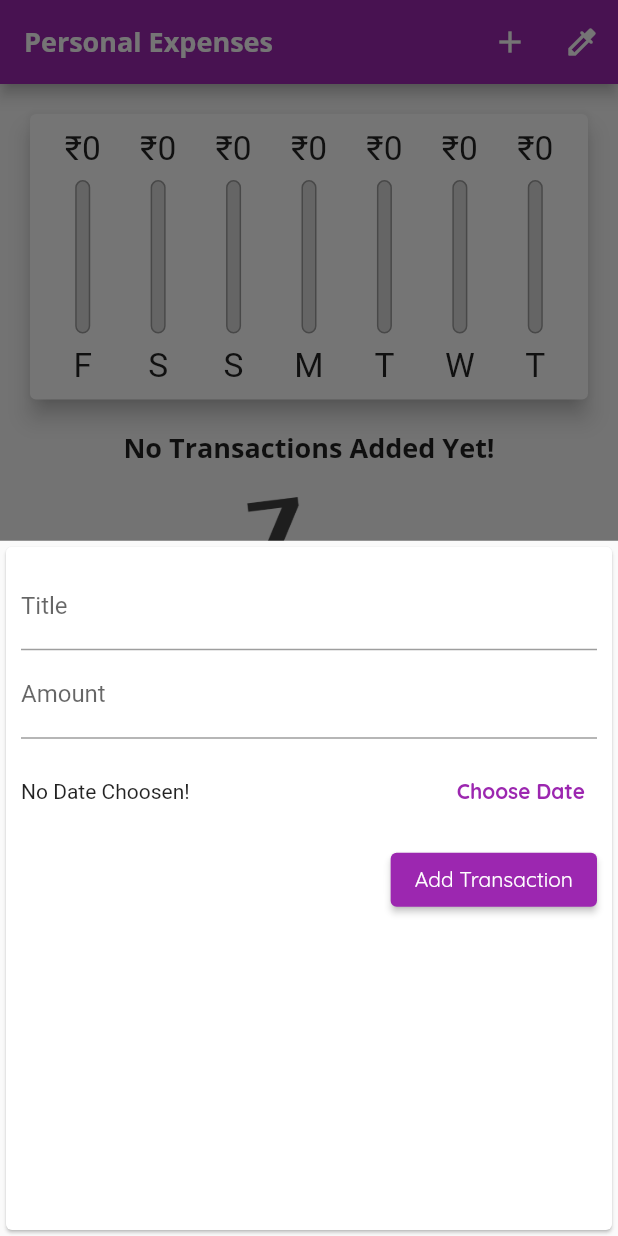
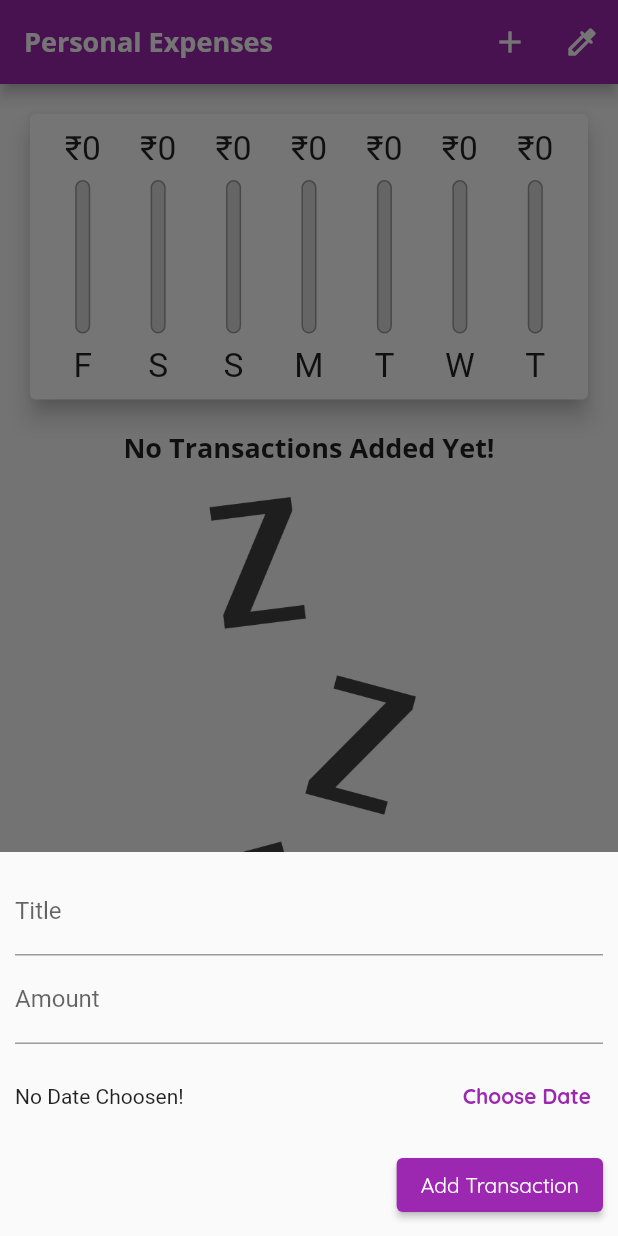
Before and after one commit to KishoreSohanda/ExpensePlanner, a Flutter app: the screen it shows after launch, after a tap on the "add" icon, on a phone screen of 412 x 824 dp. Run offline on Flutter 3.47's test engine with Material 2 defaults, Android fonts, the phone set to English and light mode, and no system bars.

Commit message:
Added some media query and do some code changes for it , Also added cupertino buttons and cupertinoScaffold for ios interface .

```diff
--- a/lib/main.dart
+++ b/lib/main.dart
@@ -1,4 +1,5 @@
 import 'package:flutter/material.dart';
+// import 'package:flutter/services.dart';
 
 import './models/transaction.dart';
 import './models/colors.dart';
@@ -6,7 +7,11 @@ import './widgets/new_transaction.dart';
 import './widgets/chart.dart';
 import './widgets/transaction_list.dart';
 
-void main() => runApp(const MyApp());
+void main() {
+  // WidgetsFlutterBinding.ensureInitialized();
+  // SystemChrome.setPreferredOrientations([DeviceOrientation.portraitUp,DeviceOrientation.portraitDown]);
+  runApp(const MyApp());
+}
 
 class MyApp extends StatefulWidget {
   const MyApp({super.key});
@@ -64,6 +69,8 @@ class _MyHomePageState extends State<MyHomePage> {
     //   date: DateTime.now(),
     // ),
   ];
+
+  bool _showChart = false;
 
   List<Color> differentColors = [
     Color(color: Colors.green, colorName: 'Green'),
@@ -142,6 +149,8 @@ class _MyHomePageState extends State<MyHomePage> {
 
   @override
   Widget build(BuildContext context) {
+    final isLandscape =
+        MediaQuery.of(context).orientation == Orientation.landscape;
     final appBar = AppBar(
       actions: [
         IconButton(
@@ -158,6 +167,12 @@ class _MyHomePageState extends State<MyHomePage> {
         // style: TextStyle(fontFamily: 'Open Sans'),
       ),
     );
+    final txListWidget = SizedBox(
+        height: (MediaQuery.of(context).size.height -
+                appBar.preferredSize.height -
+                MediaQuery.of(context).padding.top) *
+            0.7,
+        child: TransactionList(_userTransactions, _deleteTransaction));
     return Scaffold(
       appBar: appBar,
       body: SingleChildScrollView(
@@ -165,18 +180,39 @@ class _MyHomePageState extends State<MyHomePage> {
           // mainAxisAlignment: MainAxisAlignment.spaceAround,
           crossAxisAlignment: CrossAxisAlignment.stretch,
           children: [
+            if (isLandscape)
+              Row(
+                mainAxisAlignment: MainAxisAlignment.center,
+                children: [
+                  const Text('Show Chart!'),
+                  Switch(
+                    value: _showChart,
+                    onChanged: (value) {
+                      setState(() {
+                        _showChart = value;
+                      });
+                    },
+                  ),
+                ],
+              ),
+            if (!isLandscape)
               SizedBox(
                   height: (MediaQuery.of(context).size.height -
                           appBar.preferredSize.height -
                           MediaQuery.of(context).padding.top) *
                       0.3,
                   child: Chart(_recentTransactions)),
-            SizedBox(
+            if (!isLandscape) txListWidget,
+            if (isLandscape)
+              _showChart
+                  ? SizedBox(
                       height: (MediaQuery.of(context).size.height -
                               appBar.preferredSize.height -
                               MediaQuery.of(context).padding.top) *
                           0.7,
-                child: TransactionList(_userTransactions, _deleteTransaction)),
+                      child: Chart(_recentTransactions),
+                    )
+                  : txListWidget
           ],
         ),
       ),
--- /dev/null
+++ b/lib/widgets/adaptive_flat_button.dart
@@ -0,0 +1,34 @@
+import 'dart:io';
+
+import 'package:flutter/material.dart';
+import 'package:flutter/cupertino.dart';
+
+class AdaptiveFlatButton extends StatelessWidget {
+  final String text;
+  final Function handler;
+
+  const AdaptiveFlatButton(this.text,this.handler, {super.key});
+
+  @override
+  Widget build(BuildContext context) {
+    return  Platform.isIOS
+                      ? CupertinoButton(
+                          onPressed:()=> handler(),
+                          child: Text(
+                            text,
+                            style: const TextStyle(
+                              fontWeight: FontWeight.bold,
+                            ),
+                          ),
+                        )
+                      : TextButton(
+                          onPressed: ()=>handler(),
+                          child: Text(
+                            text,
+                            style: const TextStyle(
+                              fontWeight: FontWeight.bold,
+                            ),
+                          ),
+                        );
+  }
+}
--- a/lib/widgets/new_transaction.dart
+++ b/lib/widgets/new_transaction.dart
@@ -1,5 +1,7 @@
 import 'package:flutter/material.dart';
 import 'package:intl/intl.dart';
+
+import '../widgets/adaptive_flat_button.dart';
 
 class NewTransaction extends StatefulWidget {
   final Function addTx;
@@ -16,7 +18,7 @@ class _NewTransactionState extends State<NewTransaction> {
   DateTime? _selectedDate;
 
   void _submitData() {
-    if(_amountController.text.isEmpty){
+    if (_amountController.text.isEmpty) {
       return;
     }
     final String enteredTitle = _titleController.text;
@@ -50,9 +52,14 @@ class _NewTransactionState extends State<NewTransaction> {
 
   @override
   Widget build(BuildContext context) {
-    return Card(
+    return SingleChildScrollView(
       child: Container(
-        padding: const EdgeInsets.all(10),
+        padding: EdgeInsets.only(
+          top: 10,
+          left: 10,
+          right: 10,
+          bottom: MediaQuery.of(context).viewInsets.bottom + 10,
+        ),
         child: Column(
           crossAxisAlignment: CrossAxisAlignment.end,
           children: [
@@ -80,15 +87,8 @@ class _NewTransactionState extends State<NewTransaction> {
                           : 'Picked Date: ${DateFormat.yMd().format(_selectedDate as DateTime)}',
                     ),
                   ),
-                  TextButton(
-                    onPressed: _presentDatePicker,
-                    child: const Text(
-                      'Choose Date',
-                      style: TextStyle(
-                        fontWeight: FontWeight.bold,
-                      ),
-                    ),
-                  ),
+              AdaptiveFlatButton('Choose Date', _presentDatePicker)
+
                 ],
               ),
             ),
--- a/lib/widgets/transaction_list.dart
+++ b/lib/widgets/transaction_list.dart
@@ -1,4 +1,5 @@
 import 'package:flutter/material.dart';
+// import 'package:flutter/rendering.dart';
 import 'package:intl/intl.dart';
 
 import '../models/transaction.dart';
@@ -6,12 +7,13 @@ import '../models/transaction.dart';
 class TransactionList extends StatelessWidget {
   final Function deleteTx;
   final List<Transaction> transactions;
-  const TransactionList(this.transactions,this.deleteTx, {super.key});
+  const TransactionList(this.transactions, this.deleteTx, {super.key});
 
   @override
   Widget build(BuildContext context) {
     return transactions.isEmpty
-        ? Column(
+        ? LayoutBuilder(builder: (ctx, constraints) {
+            return Column(
               children: [
                 Text(
                   'No Transactions Added Yet!',
@@ -19,20 +21,20 @@ class TransactionList extends StatelessWidget {
                 ),
                 const SizedBox(height: 20),
                 SizedBox(
-                height: 200,
+                  height: constraints.maxHeight * 0.6,
                   child: Image.asset(
                     'assets/images/waiting.png',
                     fit: BoxFit.cover,
                   ),
                 ),
               ],
-          )
+            );
+          })
         : ListView.builder(
             itemBuilder: (ctx, index) {
               return Card(
                 elevation: 5,
-                margin:
-                    const EdgeInsets.symmetric(vertical: 8, horizontal: 5),
+                margin: const EdgeInsets.symmetric(vertical: 8, horizontal: 5),
                 child: ListTile(
                   leading: CircleAvatar(
                     radius: 30,
@@ -50,9 +52,24 @@ class TransactionList extends StatelessWidget {
                   subtitle: Text(
                     DateFormat.yMMMd().format(transactions[index].date),
                   ),
-                  trailing: IconButton(
+                  trailing: MediaQuery.of(context).size.width > 460
+                      ? TextButton.icon(
+                          onPressed: () => deleteTx(transactions[index].id),
+                          label: Text(
+                            'Delete',
+                            style: TextStyle(
+                              color: Theme.of(context).colorScheme.error,
+                            ),
+                          ),
                           icon: const Icon(Icons.delete),
-                    onPressed: ()=>deleteTx(transactions[index].id),
+                          style: ButtonStyle(
+                            iconColor: MaterialStateProperty.all(
+                                Theme.of(context).colorScheme.error),
+                          ),
+                        )
+                      : IconButton(
+                          icon: const Icon(Icons.delete),
+                          onPressed: () => deleteTx(transactions[index].id),
                           color: Theme.of(context).colorScheme.error,
                         ),
                 ),
```
Lines whose indentation alone changed are shown as unchanged.
